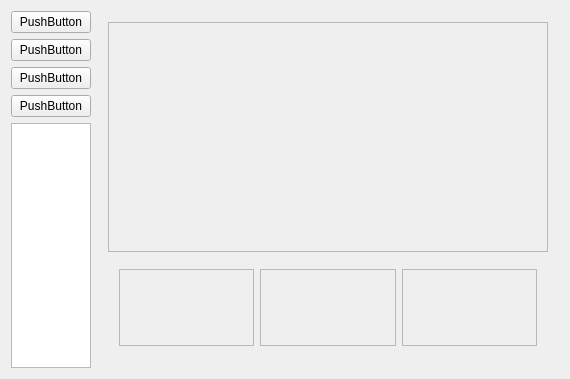
Qt form mainwindow.ui (teamwork-robotvision/mergeByPeople) before a commit.
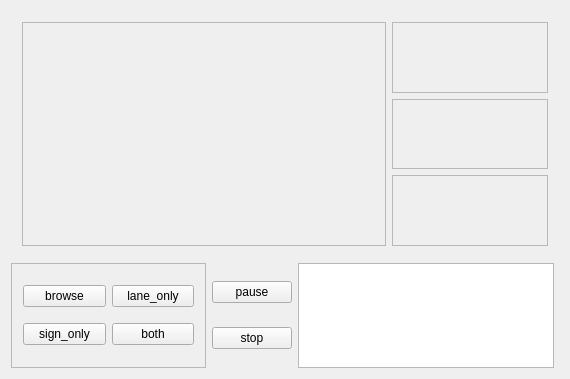
The same form after that commit.

Diff of the .ui file:
```diff
--- a/mainwindow.ui
+++ b/mainwindow.ui
@@ -41,47 +41,24 @@
      <verstretch>0</verstretch>
     </sizepolicy>
    </property>
-   <layout class="QHBoxLayout" name="horizontalLayout" stretch="1,9">
+   <layout class="QVBoxLayout" name="verticalLayout_3" stretch="7,3">
     <item>
-     <layout class="QVBoxLayout" name="verticalLayout" stretch="2,2,2,2,2">
+     <widget class="QWidget" name="widget" native="true">
+      <layout class="QHBoxLayout" name="horizontalLayout_3" stretch="7,3">
       <item>
-       <widget class="QPushButton" name="pushButton_2">
-        <property name="text">
-         <string>PushButton</string>
-        </property>
-       </widget>
-      </item>
-      <item>
-       <widget class="QPushButton" name="pushButton">
-        <property name="text">
-         <string>PushButton</string>
+        <widget class="QFrame" name="outputFrame">
+         <property name="frameShape">
+          <enum>QFrame::StyledPanel</enum>
+         </property>
+         <property name="frameShadow">
+          <enum>QFrame::Raised</enum>
         </property>
        </widget>
       </item>
       <item>
-       <widget class="QPushButton" name="pushButton_4">
-        <property name="text">
-         <string>PushButton</string>
-        </property>
-       </widget>
-      </item>
+        <layout class="QVBoxLayout" name="verticalLayout_4">
       <item>
-       <widget class="QPushButton" name="pushButton_3">
-        <property name="text">
-         <string>PushButton</string>
-        </property>
-       </widget>
-      </item>
-      <item>
-       <widget class="QTextEdit" name="textEdit"/>
-      </item>
-     </layout>
-    </item>
-    <item>
-     <widget class="QWidget" name="widget" native="true">
-      <layout class="QVBoxLayout" name="verticalLayout_2" stretch="7,3">
-       <item>
-        <widget class="QFrame" name="frame_2">
+          <widget class="QFrame" name="roadsSign0">
          <property name="frameShape">
           <enum>QFrame::StyledPanel</enum>
          </property>
@@ -91,13 +68,7 @@
         </widget>
        </item>
        <item>
-        <widget class="QWidget" name="widget" native="true">
-         <property name="enabled">
-          <bool>false</bool>
-         </property>
-         <layout class="QHBoxLayout" name="horizontalLayout_2">
-          <item>
-           <widget class="QFrame" name="frame_3">
+          <widget class="QFrame" name="roadSign1">
             <property name="frameShape">
              <enum>QFrame::StyledPanel</enum>
             </property>
@@ -107,7 +78,7 @@
            </widget>
           </item>
           <item>
-           <widget class="QFrame" name="frame_4">
+          <widget class="QFrame" name="roadSign2">
             <property name="frameShape">
              <enum>QFrame::StyledPanel</enum>
             </property>
@@ -116,6 +87,16 @@
             </property>
            </widget>
           </item>
+        </layout>
+       </item>
+      </layout>
+     </widget>
+    </item>
+    <item>
+     <layout class="QHBoxLayout" name="horizontalLayout_2" stretch="2,0,2">
+      <property name="rightMargin">
+       <number>5</number>
+      </property>
           <item>
            <widget class="QFrame" name="frame_5">
             <property name="frameShape">
@@ -124,13 +105,75 @@
             <property name="frameShadow">
              <enum>QFrame::Raised</enum>
             </property>
-           </widget>
-          </item>
-         </layout>
-        </widget>
-       </item>
-      </layout>
-     </widget>
+        <layout class="QHBoxLayout" name="horizontalLayout_4">
+         <item>
+          <layout class="QVBoxLayout" name="verticalLayout_2">
+           <item>
+            <widget class="QPushButton" name="browse">
+             <property name="text">
+              <string>browse</string>
+             </property>
+            </widget>
+           </item>
+           <item>
+            <widget class="QPushButton" name="sign_only">
+             <property name="text">
+              <string>sign_only</string>
+             </property>
+            </widget>
+           </item>
+          </layout>
+         </item>
+         <item>
+          <layout class="QVBoxLayout" name="verticalLayout_6">
+           <item>
+            <widget class="QPushButton" name="lane_only">
+             <property name="text">
+              <string>lane_only</string>
+             </property>
+            </widget>
+           </item>
+           <item>
+            <widget class="QPushButton" name="both">
+             <property name="text">
+              <string>both</string>
+             </property>
+            </widget>
+           </item>
+          </layout>
+         </item>
+        </layout>
+       </widget>
+      </item>
+      <item>
+       <layout class="QVBoxLayout" name="verticalLayout">
+        <item>
+         <widget class="QPushButton" name="pause">
+          <property name="text">
+           <string>pause</string>
+          </property>
+         </widget>
+        </item>
+        <item>
+         <widget class="QPushButton" name="stop">
+          <property name="text">
+           <string>stop</string>
+          </property>
+         </widget>
+        </item>
+       </layout>
+      </item>
+      <item>
+       <widget class="QTextEdit" name="console">
+        <property name="sizePolicy">
+         <sizepolicy hsizetype="MinimumExpanding" vsizetype="Expanding">
+          <horstretch>0</horstretch>
+          <verstretch>0</verstretch>
+         </sizepolicy>
+        </property>
+       </widget>
+      </item>
+     </layout>
     </item>
    </layout>
   </widget>
```
Lines whose indentation alone changed are shown as unchanged.
